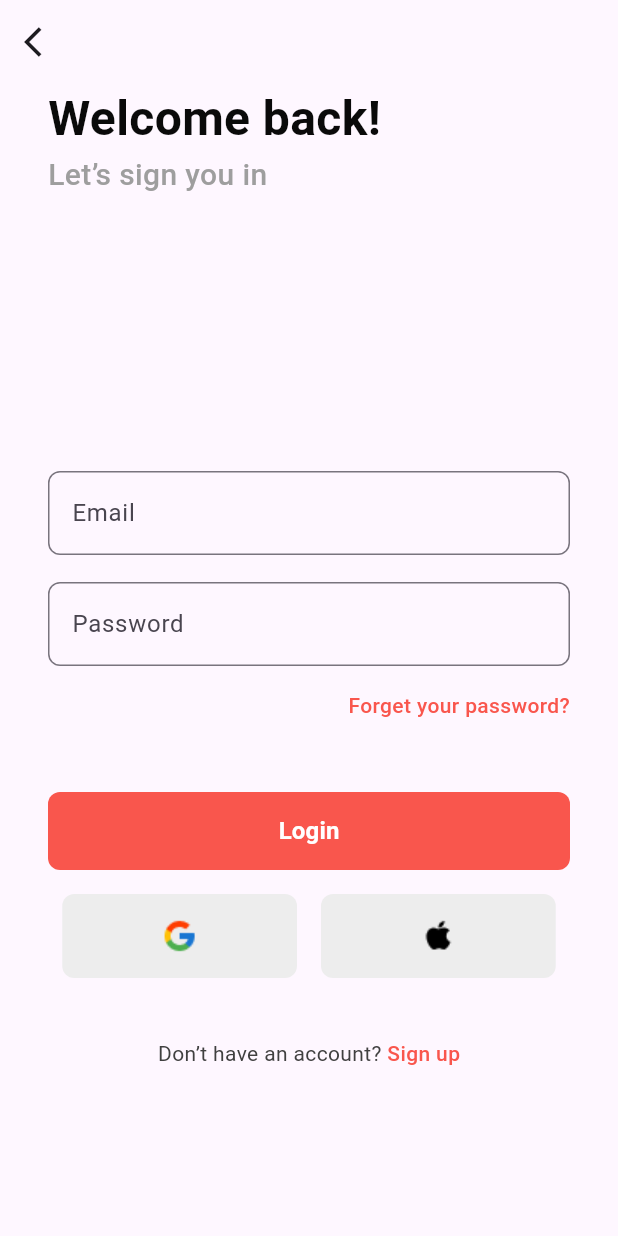
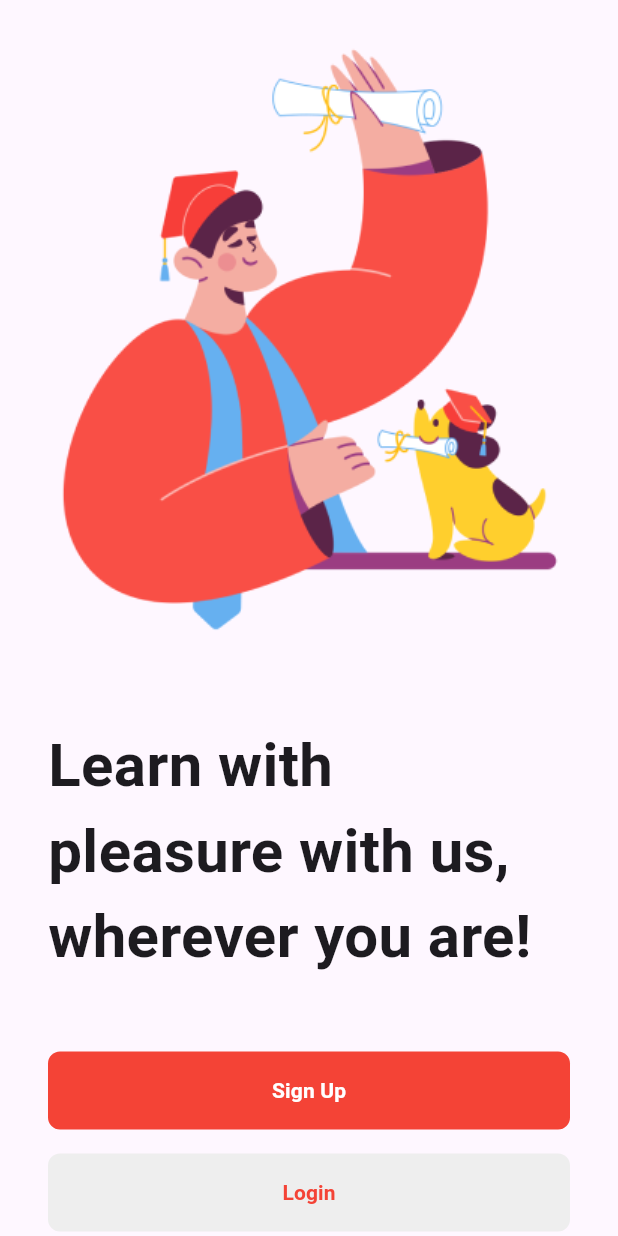
Before and after one commit to Lifeados/authentication-app, a Flutter app: the screen it shows after launch, on a phone screen of 412 x 824 dp. Run offline on Flutter 3.47's test engine with Material 3 defaults, Android fonts, the phone set to English and light mode, and no system bars.

```diff
--- a/lib/main.dart
+++ b/lib/main.dart
@@ -1,4 +1,5 @@
 import 'package:authentication/ui/modules/login/login_page.dart';
+import 'package:authentication/ui/modules/splash/splash_screen_page.dart';
 import 'package:flutter/material.dart';
 
 void main() {
@@ -13,9 +14,10 @@ class MyApp extends StatelessWidget {
   Widget build(BuildContext context) {
     return MaterialApp(
       debugShowCheckedModeBanner: false,
-      initialRoute: 'login',
+      initialRoute: 'splash',
       routes: {
         'login': (context) => const LoginPage(),
+        'splash': (context) => const SplashPage(),
       },
     );
   }
--- a/lib/ui/modules/splash_screen_page/splash_screen_page.dart
+++ b/lib/ui/modules/splash/splash_screen_page.dart
@@ -1,11 +1,7 @@
 import 'package:flutter/material.dart';
 
-void main() {
-  runApp(const MyApp());
-}
-
-class MyApp extends StatelessWidget {
-  const MyApp({super.key});
+class SplashPage extends StatelessWidget {
+  const SplashPage({super.key});
 
   @override
   Widget build(BuildContext context) {
@@ -17,7 +13,7 @@ class MyApp extends StatelessWidget {
             children: [
               SizedBox(
                 height: 450,
-                child: Image.asset('assets/sammy.png'),
+                child: Image.asset('lib/ui/assets/images/sammy.png'),
               ),
               const Padding(
                 padding: EdgeInsets.symmetric(horizontal: 32, vertical: 32),
```
Also changed, not shown: 1 other file.
